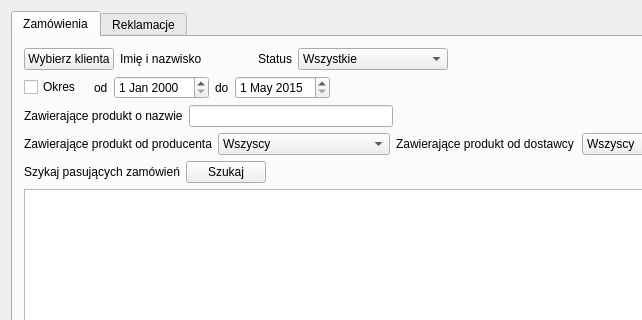
Old version of the form sprzedawca.ui in the repository igrek51/psbd_moto_sklep; both pictures show x 0 to 642 and y 0 to 320 of the 785 by 632 pixel window.
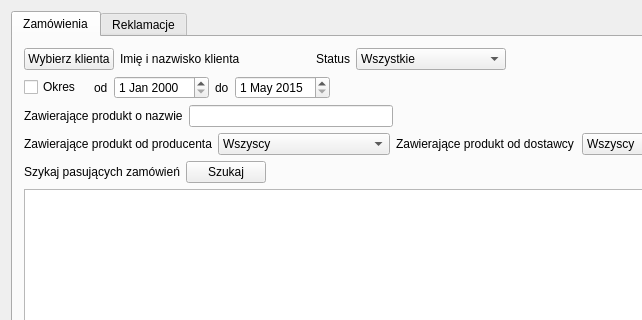
New version of the form.

Commit message: Aktywność 1 - wybór klienta

What changed in the file:
```diff
--- a/sprzedawca.ui
+++ b/sprzedawca.ui
@@ -40,13 +40,32 @@
               </item>
               <item>
                <widget class="QLabel" name="l_klient">
+                <property name="minimumSize">
+                 <size>
+                  <width>150</width>
+                  <height>0</height>
+                 </size>
+                </property>
                 <property name="text">
-                 <string>Imię i nazwisko               </string>
+                 <string>Imię i nazwisko klienta</string>
                 </property>
                </widget>
               </item>
              </layout>
             </item>
+            <item>
+             <spacer name="horizontalSpacer_8">
+              <property name="orientation">
+               <enum>Qt::Horizontal</enum>
+              </property>
+              <property name="sizeHint" stdset="0">
+               <size>
+                <width>40</width>
+                <height>20</height>
+               </size>
+              </property>
+             </spacer>
+            </item>
             <item>
              <layout class="QHBoxLayout" name="horizontalLayout_5">
               <item>
```
The commit also changes 5 other files.
